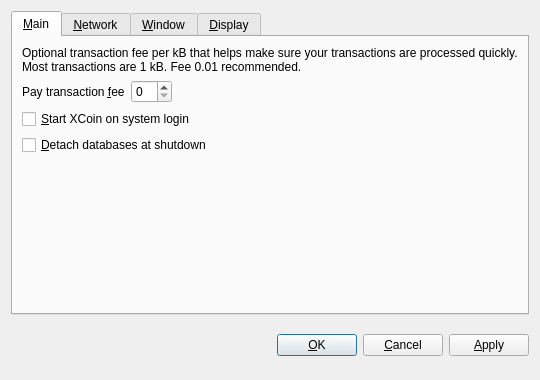
kryptobytes/NOXI, file src/qt/forms/optionsdialog.ui: the form before one commit.
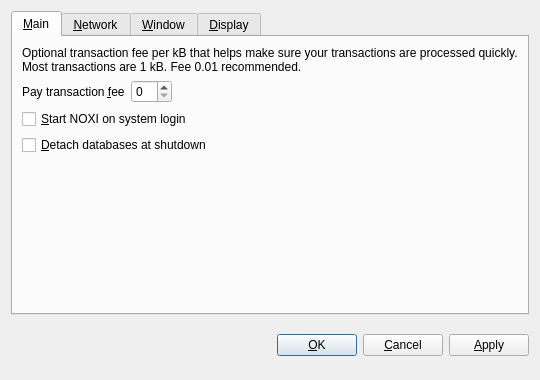
The form after the commit. The open tabs and pages were chosen to show the change. Custom widgets are drawn as their Qt base class.

Commit message: All names changed to NOXI

Patch:
```diff
--- a/src/qt/forms/optionsdialog.ui
+++ b/src/qt/forms/optionsdialog.ui
@@ -82,7 +82,7 @@
           <string>Automatically start XCoin after logging in to the system.</string>
          </property>
          <property name="text">
-          <string>&amp;Start XCoin on system login</string>
+          <string>&amp;Start NOXI on system login</string>
          </property>
         </widget>
        </item>
```
Left out of the diff: 10 changed lines with no effect on the pictures. The commit also changes 49 other files.
